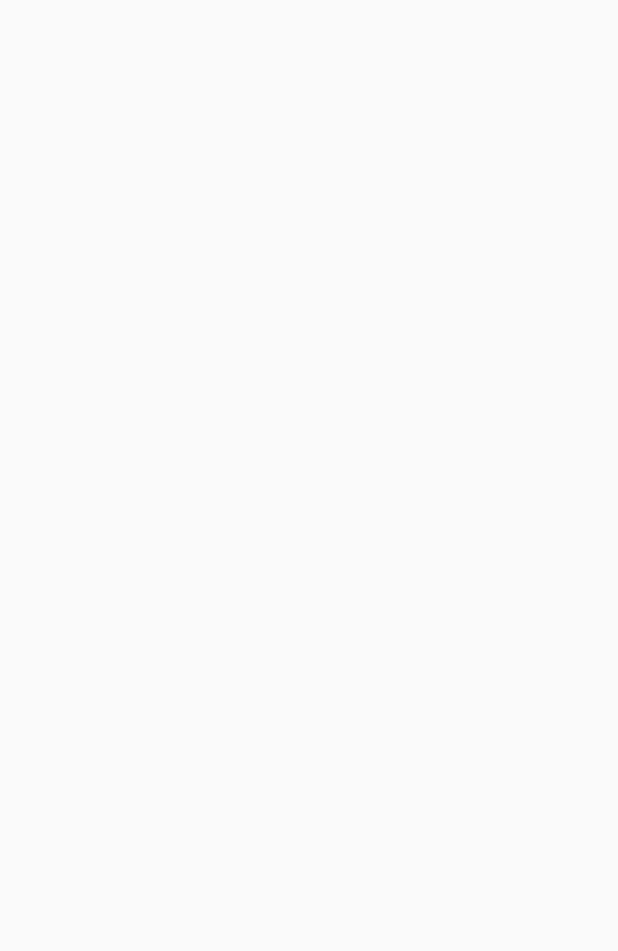
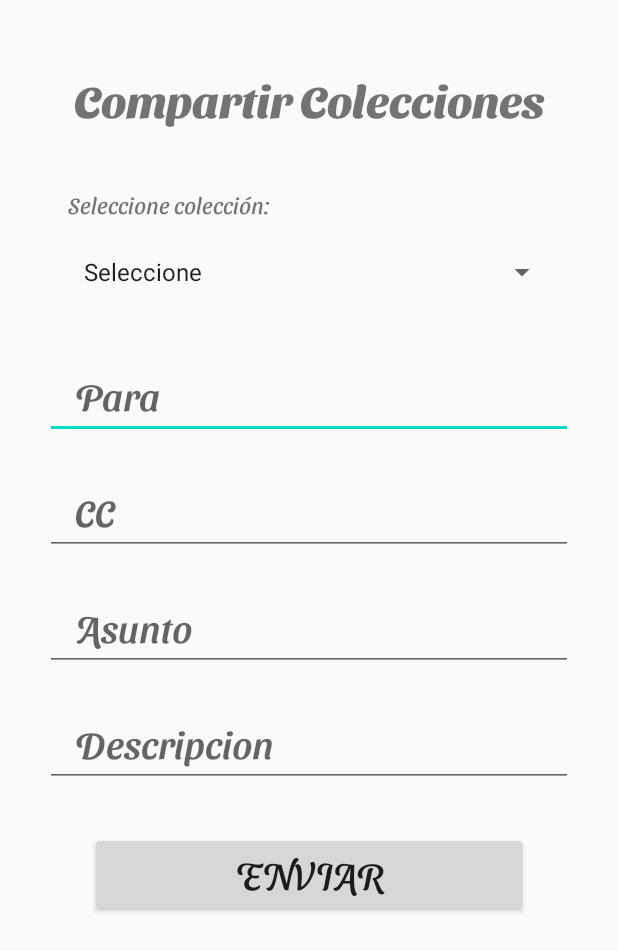
Before and after one commit to Carlos-Meletz/Colecciones, an Android app: the Compartir screen opened directly, with no data from a screen before it, on a phone screen of 412 x 824 dp. Before the commit the part shown is empty. Shown: the top 951 px of the screen. Run offline under Robolectric (Android 15) with nearby library versions, the phone set to English and light mode, and no system bars.

Commit message:
Compartir

```diff
--- a/app/src/main/java/com/example/colecciones/Compartir.java
+++ b/app/src/main/java/com/example/colecciones/Compartir.java
@@ -2,13 +2,145 @@ package com.example.colecciones;
 
 import androidx.appcompat.app.AppCompatActivity;
 
+import android.content.Intent;
+import android.database.Cursor;
+import android.database.sqlite.SQLiteDatabase;
+import android.net.Uri;
 import android.os.Bundle;
+import android.util.Log;
+import android.view.View;
+import android.widget.AdapterView;
+import android.widget.ArrayAdapter;
+import android.widget.EditText;
+import android.widget.Spinner;
+import android.widget.Toast;
+
+import com.example.colecciones.tablasdb.Colecctores;
+import com.example.colecciones.tablasdb.Piezas;
+import com.example.colecciones.utilidades.Utilidades;
+
+import java.util.ArrayList;
 
 public class Compartir extends AppCompatActivity {
-
+    EditText et1,et2,et3,et4;
+    Spinner spn1;
+    ArrayList<String> listaInformacion;
+    ArrayList<String> listaInformacion2;
+    ArrayList<Piezas> pieza;
+    int aux,var;
+    ArrayList<Colecctores> coleccion;
+    ConexionSQLite conn;
     @Override
     protected void onCreate(Bundle savedInstanceState) {
         super.onCreate(savedInstanceState);
         setContentView(R.layout.activity_compartir);
+        et1 = (EditText) findViewById(R.id.etmicorreo);
+        et2 = (EditText) findViewById(R.id.etpara);
+        et3 = (EditText) findViewById(R.id.etasunto);
+        et4 = (EditText) findViewById(R.id.etdescripcion);
+        spn1 = (Spinner) findViewById(R.id.spinercolecciones);
+        conn = new ConexionSQLite(getApplicationContext(),"bd_colecciones",null,1);
+        consultarLista();
+        //consultarPiezas();
+        ArrayAdapter<CharSequence> adaptor = new ArrayAdapter(this, android.R.layout.simple_list_item_1,listaInformacion);
+        spn1.setAdapter(adaptor);
+        spn1.setOnItemSelectedListener(new AdapterView.OnItemSelectedListener() {
+            @Override
+            public void onItemSelected(AdapterView<?> parent, View view, int position, long idl) {
+            }
+            @Override
+            public void onNothingSelected(AdapterView<?> adapterView) {
+            }
+        });
+        //int idcombo = (int) spn1.getSelectedItemId();
+        //var = coleccion.get(idcombo-1).getId();
+    }
+
+    public void sendEmail(View view){
+            String TO = et1.getText().toString(); //aquí pon tu correo
+            String CC = et2.getText().toString();
+            Intent emailIntent = new Intent(Intent.ACTION_SEND);
+            emailIntent.setData(Uri.parse("mailto:"));
+            emailIntent.setType("text/plain");
+            emailIntent.putExtra(Intent.EXTRA_EMAIL, TO);
+            emailIntent.putExtra(Intent.EXTRA_CC, CC);
+// Esto podrás modificarlo si quieres, el asunto y el cuerpo del mensaje
+            emailIntent.putExtra(Intent.EXTRA_SUBJECT, et3.getText().toString());
+            String spin = et4.getText().toString()+"\n\nColeccion: "+spn1.getSelectedItem().toString()+"\n"+listaInformacion2;
+            emailIntent.putExtra(Intent.EXTRA_TEXT, spin);
+
+            try {
+                startActivity(Intent.createChooser(emailIntent, "Enviar email..."));
+                finish();
+            } catch (android.content.ActivityNotFoundException ex) {
+                Toast.makeText(Compartir.this,
+                        "No tienes clientes de email instalados.", Toast.LENGTH_SHORT).show();
+            }
+
+    }
+    private void consultarLista() {
+        SQLiteDatabase db=conn.getReadableDatabase();
+
+        Colecctores colecctores = null;
+        coleccion = new ArrayList<Colecctores>();
+        //select * from usuarios
+        Cursor cursor = db.rawQuery("SELECT * FROM "+ Utilidades.TABLA_COlECCION,null);
+
+        while (cursor.moveToNext()){
+            colecctores = new Colecctores();
+            colecctores.setId(cursor.getInt(0));
+            colecctores.setNombre(cursor.getString(1));
+            colecctores.setNum(cursor.getString(2));
+
+            Log.i("id",colecctores.getId().toString());
+            Log.i("nombre",colecctores.getNombre());
+            Log.i("piezas",colecctores.getNum());
+
+            coleccion.add(colecctores);
+
+        }
+        obtenerLista();
+    }
+
+    private void obtenerLista() {
+        listaInformacion=new ArrayList<String>();
+        listaInformacion.add("Seleccione");
+        for (int i=0; i<coleccion.size();i++){
+            listaInformacion.add("Codigo: "+ coleccion.get(i).getId()+" -> "+coleccion.get(i).getNombre()+" -> "
+                    +coleccion.get(i).getNum()+" piezas.");
+        }
+    }
+
+
+    private void consultarPiezas() {
+        SQLiteDatabase db=conn.getReadableDatabase();
+
+        Piezas colecctores = null;
+        pieza = new ArrayList<Piezas>();
+        //select * from usuarios
+        Cursor cursor = db.rawQuery("SELECT * FROM "+ Utilidades.TABLA_PIEZAS,null);
+
+        while (cursor.moveToNext()){
+            colecctores = new Piezas();
+            colecctores.setId2(cursor.getInt(0));
+            colecctores.setCod_pie(cursor.getString(1));
+            colecctores.setNom_pieza(cursor.getString(2));
+            colecctores.setIdcole(cursor.getInt(3));
+
+            pieza.add(colecctores);
+        }
+        obtenerLista2();
+    }
+
+    private void obtenerLista2() {
+        int aux;
+        listaInformacion2 = new ArrayList<String>();
+        for (int i = 0; i < pieza.size(); i++) {
+            aux = pieza.get(i).getIdcole();
+            if (aux == var) {
+                listaInformacion2.add("ID: " + pieza.get(i).getId2() + "  |  Cod: " + pieza.get(i).getCod_pie() + "  |  Nom: " + pieza.get(i).getNom_pieza() + "  |  Cole_ID: "
+                        + pieza.get(i).getIdcole());
+            }
+        }
     }
 }
--- a/app/src/main/java/com/example/colecciones/MainActivity.java
+++ b/app/src/main/java/com/example/colecciones/MainActivity.java
@@ -31,4 +31,8 @@ public class MainActivity extends AppCompatActivity {
         Intent avance = new Intent(this, Agregar.class);
         startActivity(avance);
     }
+    public void cambiar5(View view){
+        Intent avance = new Intent(this, Compartir.class);
+        startActivity(avance);
+    }
 }
--- a/app/src/main/res/layout/activity_compartir.xml
+++ b/app/src/main/res/layout/activity_compartir.xml
@@ -1,9 +1,84 @@
 <?xml version="1.0" encoding="utf-8"?>
-<androidx.constraintlayout.widget.ConstraintLayout xmlns:android="http://schemas.android.com/apk/res/android"
+<ScrollView xmlns:android="http://schemas.android.com/apk/res/android"
     xmlns:app="http://schemas.android.com/apk/res-auto"
     xmlns:tools="http://schemas.android.com/tools"
     android:layout_width="match_parent"
     android:layout_height="match_parent"
     tools:context=".Compartir">
+    <LinearLayout
+        android:layout_width="match_parent"
+        android:layout_height="match_parent"
+        android:orientation="vertical"
+        android:layout_margin="30dp">
 
-</androidx.constraintlayout.widget.ConstraintLayout>
+        <TextView
+            android:layout_width="match_parent"
+            android:layout_height="40dp"
+            android:text="Compartir Colecciones"
+            android:textAlignment="center"
+            android:layout_marginTop="15dp"
+            android:textSize="30sp"
+            android:fontFamily="@font/extrabold"/>
+
+
+
+        <TextView
+            android:layout_width="200dp"
+            android:layout_height="22dp"
+            android:text="Seleccione colección: "
+            android:textSize="15sp"
+            android:layout_marginLeft="15dp"
+            android:layout_marginTop="40dp"
+            android:fontFamily="@font/regular"/>
+        <Spinner
+            android:id="@+id/spinercolecciones"
+            android:layout_width="match_parent"
+            android:layout_height="wrap_content"
+            android:layout_margin="10dp"/>
+        <EditText
+            android:id="@+id/etmicorreo"
+            android:layout_width="match_parent"
+            android:layout_height="wrap_content"
+            android:layout_marginTop="20dp"
+            android:hint="Para"
+            android:textSize="25dp"
+            android:paddingLeft="20dp"
+            android:fontFamily="@font/medium"/>
+        <EditText
+            android:id="@+id/etpara"
+            android:layout_width="match_parent"
+            android:layout_height="wrap_content"
+            android:layout_marginTop="20dp"
+            android:hint="CC"
+            android:textSize="25dp"
+            android:paddingLeft="20dp"
+            android:fontFamily="@font/medium"/>
+        <EditText
+            android:id="@+id/etasunto"
+            android:layout_width="match_parent"
+            android:layout_height="wrap_content"
+            android:layout_marginTop="20dp"
+            android:hint="Asunto"
+            android:textSize="25dp"
+            android:paddingLeft="20dp"
+            android:fontFamily="@font/medium"/>
+        <EditText
+            android:id="@+id/etdescripcion"
+            android:layout_width="match_parent"
+            android:layout_height="wrap_content"
+            android:layout_marginTop="20dp"
+            android:hint="Descripcion"
+            android:textSize="25dp"
+            android:paddingLeft="20dp"
+            android:fontFamily="@font/medium"/>
+        <Button
+            android:id="@+id/btnenviar"
+            android:layout_width="match_parent"
+            android:layout_height="wrap_content"
+            android:layout_margin="30dp"
+            android:onClick="sendEmail"
+            android:text="Enviar"
+            android:fontFamily="@font/regular"
+            android:textSize="25sp"/>
+    </LinearLayout>
+</ScrollView>
--- a/app/src/main/res/layout/activity_main.xml
+++ b/app/src/main/res/layout/activity_main.xml
@@ -168,6 +168,7 @@
             android:layout_marginTop="10dp"
             app:cardCornerRadius="12dp"
             app:cardElevation="5dp"
+            android:onClick="cambiar5"
             app:cardBackgroundColor="@color/gray">                >
             <LinearLayout
                 android:layout_width="match_parent"
```
Also changed, not shown: app/build.gradle (+9 -0 lines).
